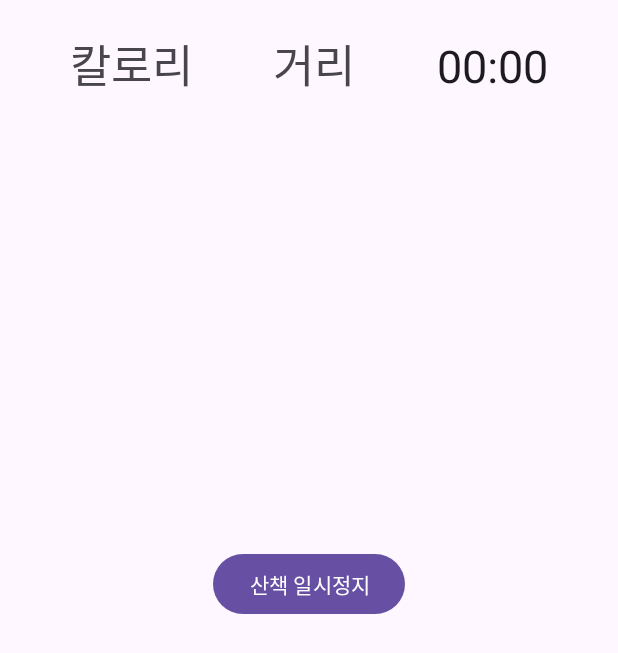
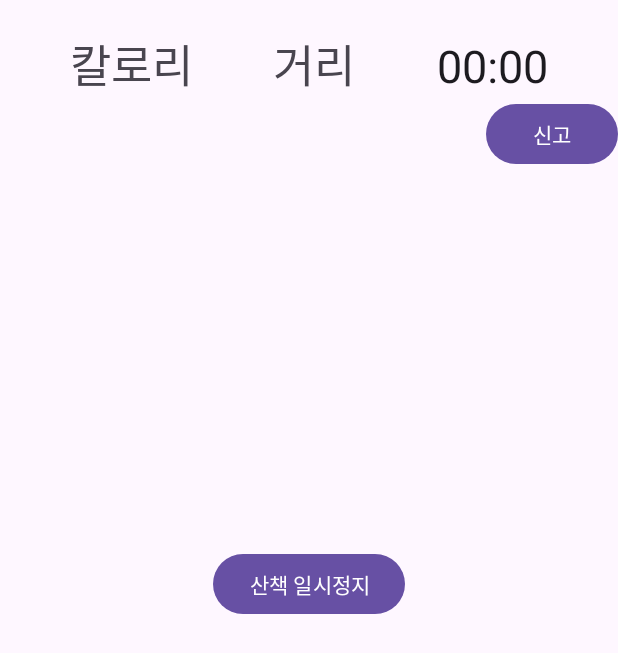
Before and after one commit to mobileprogramtukorea/androidstudioproject, an Android app: the layout walking_with_dog.xml on its own in the app's theme, with its tools: preview values and no code run, on a phone screen of 412 x 824 dp. Shown: the top 653 px of the screen. Run offline under Robolectric (Android 15) with nearby library versions, the phone set to English and light mode, and no system bars; network calls fail.

Commit message:
경찰 신고버튼 구현

```diff
--- a/app/src/main/AndroidManifest.xml
+++ b/app/src/main/AndroidManifest.xml
@@ -1,11 +1,16 @@
 <?xml version="1.0" encoding="utf-8"?>
 <manifest xmlns:android="http://schemas.android.com/apk/res/android"
     xmlns:tools="http://schemas.android.com/tools">
+
+    <uses-feature
+        android:name="android.hardware.telephony"
+        android:required="false" />
 
     <uses-permission android:name="android.permission.INTERNET" />
     <uses-permission android:name="android.permission.ACCESS_NETWORK_STATE" />
     <uses-permission android:name="android.permission.ACCESS_FINE_LOCATION" />
     <uses-permission android:name="android.permission.ACCESS_COARSE_LOCATION" />
+    <uses-permission android:name="android.permission.CALL_PHONE" />
 
     <application
         android:allowBackup="true"
--- a/app/src/main/java/com/example/final_project/WalkActivity.kt
+++ b/app/src/main/java/com/example/final_project/WalkActivity.kt
@@ -4,6 +4,7 @@ import android.Manifest
 import android.content.Intent
 import android.content.pm.PackageManager
 import android.location.Location
+import android.net.Uri
 import android.os.Bundle
 import android.os.SystemClock
 import androidx.appcompat.app.AppCompatActivity
@@ -71,6 +72,11 @@ class WalkActivity : AppCompatActivity() {
             resultIntent.putExtra("resultData", resultData)
             setResult(RESULT_OK,resultIntent)
             stopWalking()
+        }
+        binding.buttonCall112.setOnClickListener {
+            val callIntent = Intent(Intent.ACTION_DIAL)
+            callIntent.data = Uri.parse("tel:112")
+            startActivity(callIntent)
         }
 
 
--- a/app/src/main/res/layout/walking_with_dog.xml
+++ b/app/src/main/res/layout/walking_with_dog.xml
@@ -43,6 +43,13 @@
             android:textAlignment="center"
             android:textSize="30sp" />
     </LinearLayout>
+    <Button
+        android:id="@+id/button_call_112"
+        android:layout_width="wrap_content"
+        android:layout_height="wrap_content"
+        app:layout_constraintEnd_toEndOf="parent"
+        android:text="신고"
+        app:layout_constraintTop_toBottomOf="@+id/statbar"/>
 
     <Button
         android:id="@+id/pauseButton"
```
